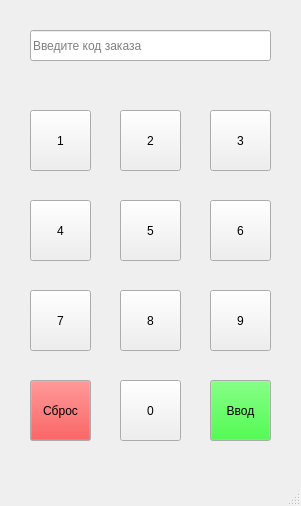
Qt form client.ui (Furious-Fox/IoT_samsung) before a commit.
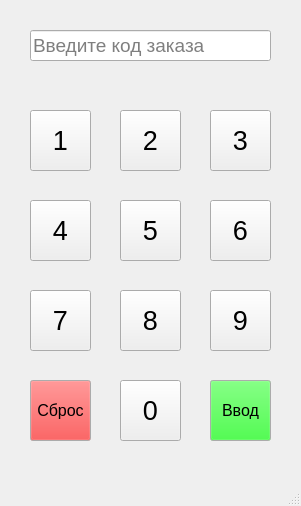
The same form after that commit.

What changed in the file:
```diff
--- a/client.ui
+++ b/client.ui
@@ -23,6 +23,11 @@
       <height>31</height>
      </rect>
     </property>
+    <property name="font">
+     <font>
+      <pointsize>14</pointsize>
+     </font>
+    </property>
     <property name="text">
      <string/>
     </property>
@@ -48,6 +53,11 @@
       <height>61</height>
      </rect>
     </property>
+    <property name="font">
+     <font>
+      <pointsize>20</pointsize>
+     </font>
+    </property>
     <property name="text">
      <string>1</string>
     </property>
@@ -61,6 +71,11 @@
       <height>61</height>
      </rect>
     </property>
+    <property name="font">
+     <font>
+      <pointsize>20</pointsize>
+     </font>
+    </property>
     <property name="text">
      <string>2</string>
     </property>
@@ -74,6 +89,11 @@
       <height>61</height>
      </rect>
     </property>
+    <property name="font">
+     <font>
+      <pointsize>20</pointsize>
+     </font>
+    </property>
     <property name="text">
      <string>3</string>
     </property>
@@ -87,6 +107,11 @@
       <height>61</height>
      </rect>
     </property>
+    <property name="font">
+     <font>
+      <pointsize>20</pointsize>
+     </font>
+    </property>
     <property name="text">
      <string>4</string>
     </property>
@@ -100,6 +125,11 @@
       <height>61</height>
      </rect>
     </property>
+    <property name="font">
+     <font>
+      <pointsize>20</pointsize>
+     </font>
+    </property>
     <property name="text">
      <string>5</string>
     </property>
@@ -113,6 +143,11 @@
       <height>61</height>
      </rect>
     </property>
+    <property name="font">
+     <font>
+      <pointsize>20</pointsize>
+     </font>
+    </property>
     <property name="text">
      <string>6</string>
     </property>
@@ -126,6 +161,11 @@
       <height>61</height>
      </rect>
     </property>
+    <property name="font">
+     <font>
+      <pointsize>20</pointsize>
+     </font>
+    </property>
     <property name="text">
      <string>7</string>
     </property>
@@ -139,6 +179,11 @@
       <height>61</height>
      </rect>
     </property>
+    <property name="font">
+     <font>
+      <pointsize>20</pointsize>
+     </font>
+    </property>
     <property name="text">
      <string>8</string>
     </property>
@@ -152,6 +197,11 @@
       <height>61</height>
      </rect>
     </property>
+    <property name="font">
+     <font>
+      <pointsize>20</pointsize>
+     </font>
+    </property>
     <property name="text">
      <string>9</string>
     </property>
@@ -165,6 +215,11 @@
       <height>61</height>
      </rect>
     </property>
+    <property name="font">
+     <font>
+      <pointsize>20</pointsize>
+     </font>
+    </property>
     <property name="text">
      <string>0</string>
     </property>
@@ -215,6 +270,11 @@
       </disabled>
      </palette>
     </property>
+    <property name="font">
+     <font>
+      <pointsize>12</pointsize>
+     </font>
+    </property>
     <property name="text">
      <string>Ввод</string>
     </property>
@@ -265,6 +325,11 @@
       </disabled>
      </palette>
     </property>
+    <property name="font">
+     <font>
+      <pointsize>12</pointsize>
+     </font>
+    </property>
     <property name="text">
      <string>Сброс</string>
     </property>
```
